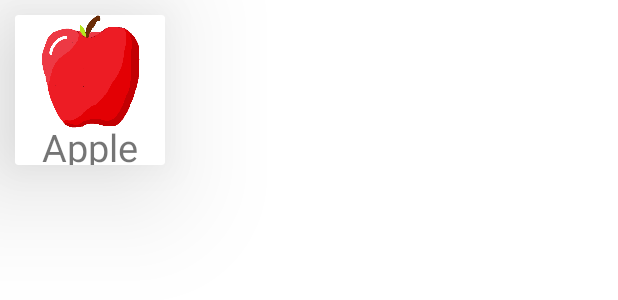
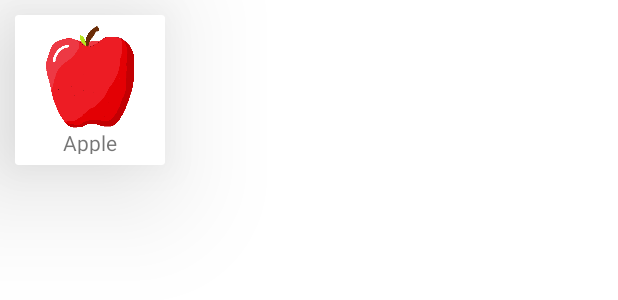
Before and after one commit to PaulAllen9/Sales-Sense, an Android app: the layout display_card.xml on its own in the app's theme, with its tools: preview values and no code run, on a phone screen of 412 x 824 dp. Shown: the top 300 px of the screen. Run offline under Robolectric (Android 15) with nearby library versions, the phone set to English and light mode, and no system bars.

Commit message:
Initial commit

```diff
--- a/app/src/main/java/com/example/salessense/ui/store_managment/CustomAdapter.java
+++ b/app/src/main/java/com/example/salessense/ui/store_managment/CustomAdapter.java
@@ -45,7 +45,7 @@ public class CustomAdapter extends RecyclerView.Adapter<CustomAdapter.MyViewHold
         Log.d("CustomAdapter", "Text: " + texts.get(position));
         Log.d("CustomAdapter", "Image: " + images.get(position));
         holder.textView.setText(String.valueOf(texts.get(position)));
-        holder.imageView.setImageResource((Integer) images.get(position));
+        holder.imageView.setImageResource(images.get(position));
     }
 
     @Override
--- a/app/src/main/res/layout/activity_store_managment.xml
+++ b/app/src/main/res/layout/activity_store_managment.xml
@@ -5,7 +5,7 @@
     android:layout_width="match_parent"
     android:layout_height="match_parent"
     android:addStatesFromChildren="false"
-    android:background="@color/blue">
+    >
 
     <androidx.fragment.app.FragmentContainerView
         android:id="@+id/nav_host_fragment_activity_store_managment"
--- a/app/src/main/res/layout/display_card.xml
+++ b/app/src/main/res/layout/display_card.xml
@@ -2,22 +2,27 @@
 <androidx.cardview.widget.CardView xmlns:android="http://schemas.android.com/apk/res/android"
     xmlns:app="http://schemas.android.com/apk/res-auto"
     android:id="@+id/main"
-    android:layout_width="100dp"
-    android:layout_height="100dp"
+    android:layout_width="wrap_content"
+    android:layout_height="wrap_content"
     android:padding="10dp"
     android:layout_margin="10dp"
     app:cardElevation="50dp"
     android:orientation="vertical">
 
 
-    <androidx.constraintlayout.widget.ConstraintLayout
-        android:layout_width="match_parent"
-        android:layout_height="match_parent">
+    <LinearLayout
+        android:orientation="vertical"
+        android:layout_width="100dp"
+        android:layout_height="100dp"
+        android:padding="7dp"
+        >
 
         <ImageView
             android:id="@+id/imageView"
-            android:layout_width="75dp"
-            android:layout_height="75dp"
+            android:layout_width="wrap_content"
+            android:layout_height="0dp"
+            android:layout_weight="4"
+            app:layout_constraintBottom_toTopOf="@id/textView"
             app:layout_constraintEnd_toEndOf="parent"
             app:layout_constraintStart_toStartOf="parent"
             app:layout_constraintTop_toTopOf="parent"
@@ -26,13 +31,14 @@
         <TextView
             android:id="@+id/textView"
             android:layout_width="wrap_content"
-            android:layout_height="wrap_content"
+            android:layout_height="0dp"
+            android:layout_weight="1"
             android:text="Apple"
-            android:textSize="25sp"
+            android:layout_gravity="center"
             app:layout_constraintBottom_toBottomOf="parent"
             app:layout_constraintEnd_toEndOf="parent"
             app:layout_constraintStart_toStartOf="parent"
             app:layout_constraintTop_toBottomOf="@+id/imageView" />
-    </androidx.constraintlayout.widget.ConstraintLayout>
+    </LinearLayout>
 
 </androidx.cardview.widget.CardView>
--- a/app/src/main/res/layout/fragment_managment.xml
+++ b/app/src/main/res/layout/fragment_managment.xml
@@ -4,6 +4,7 @@
     xmlns:tools="http://schemas.android.com/tools"
     android:layout_width="match_parent"
     android:layout_height="match_parent"
+    android:padding="10dp"
     android:background="@color/off_white"
     tools:context=".ui.store_managment.StoreFragment">
 
```
Also changed, not shown: app/src/main/java/com/example/salessense/ui/store_managment/StoreFragment.java (+10 -5 lines), app/src/main/java/com/example/salessense/ui/store_managment/StoreManagementRecycleAdapter.java (deleted, +0 -80 lines), app/src/main/res/layout/store_management_recycler.xml (deleted, +0 -10 lines).
